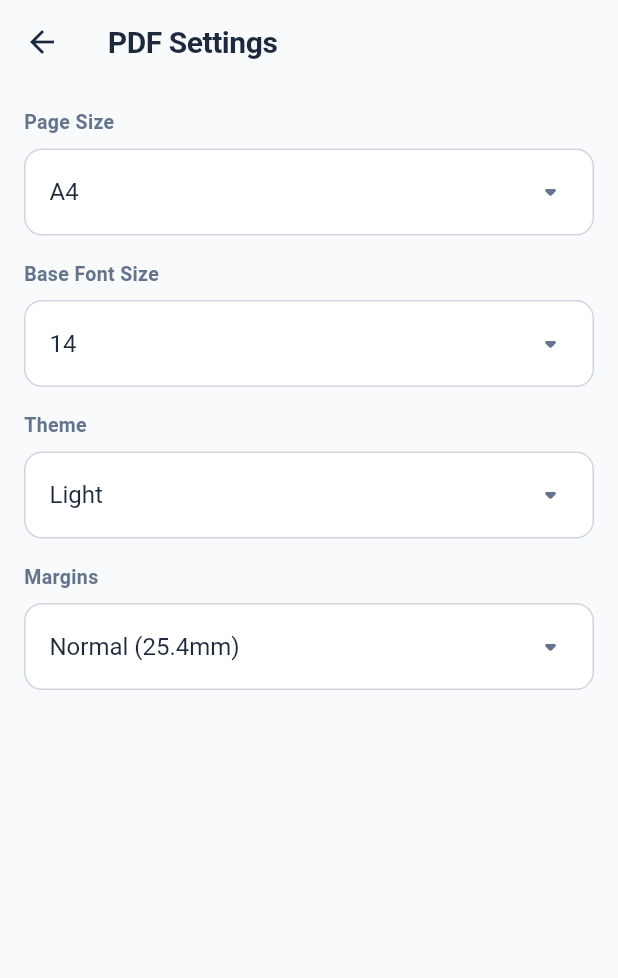
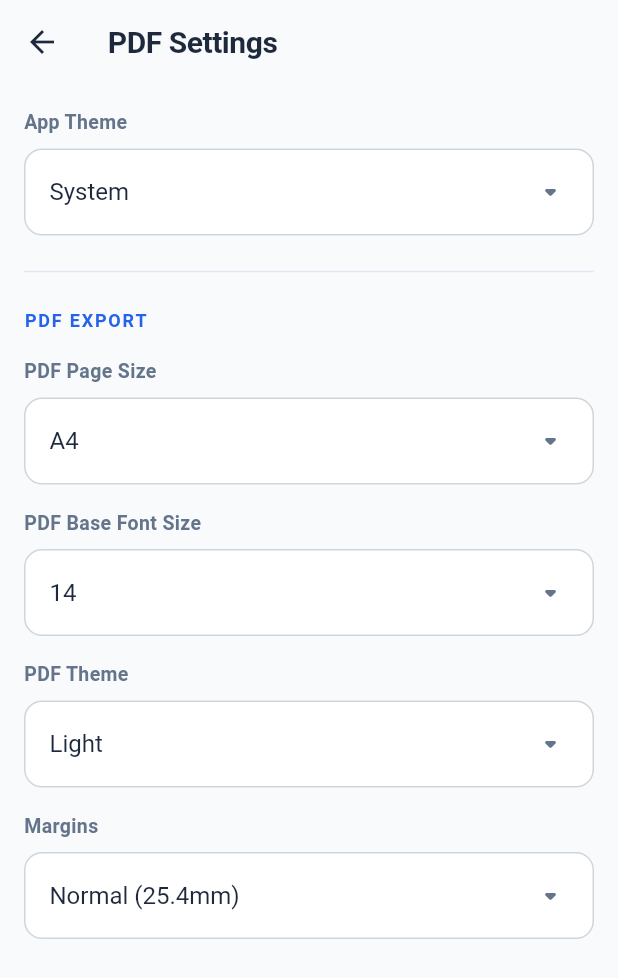
Before and after one commit to toxicbishop/markdroid, a Flutter app: the screen it shows after launch, after a tap on the "settings" icon, on a phone screen of 412 x 824 dp. Shown: the top 978 px of the screen. Run offline on Flutter 3.47's test engine with Material 3 defaults, Android fonts, the light colour scheme and no system bars; our stand-ins replace file_picker, flutter_markdown, open_file, share_plus, shared_preferences; missing offline and left inert: markdown_2_pdf.

Commit message:
Add App Theme support and Settings UI

```diff
--- a/lib/main.dart
+++ b/lib/main.dart
@@ -1,19 +1,60 @@
 import 'package:flutter/material.dart';
 import 'package:flutter/services.dart';
+import 'package:shared_preferences/shared_preferences.dart';
 import 'screens/home_screen.dart';
 import 'theme/app_theme.dart';
 
-void main() {
+void main() async {
   WidgetsFlutterBinding.ensureInitialized();
   SystemChrome.setPreferredOrientations([
     DeviceOrientation.portraitUp,
     DeviceOrientation.portraitDown,
   ]);
-  runApp(const MarkdroidApp());
+
+  final prefs = await SharedPreferences.getInstance();
+  final savedTheme = prefs.getString('app_theme') ?? 'System';
+
+  runApp(MarkdroidApp(initialTheme: _parseThemeMode(savedTheme)));
 }
 
-class MarkdroidApp extends StatelessWidget {
-  const MarkdroidApp({super.key});
+ThemeMode _parseThemeMode(String value) {
+  switch (value) {
+    case 'Light':
+      return ThemeMode.light;
+    case 'Dark':
+      return ThemeMode.dark;
+    default:
+      return ThemeMode.system;
+  }
+}
+
+class MarkdroidApp extends StatefulWidget {
+  final ThemeMode initialTheme;
+  const MarkdroidApp({super.key, required this.initialTheme});
+
+  static _MarkdroidAppState of(BuildContext context) =>
+      context.findAncestorStateOfType<_MarkdroidAppState>()!;
+
+  @override
+  State<MarkdroidApp> createState() => _MarkdroidAppState();
+}
+
+class _MarkdroidAppState extends State<MarkdroidApp> {
+  late ThemeMode _themeMode;
+
+  @override
+  void initState() {
+    super.initState();
+    _themeMode = widget.initialTheme;
+  }
+
+  Future<void> setTheme(ThemeMode mode, String stringValue) async {
+    setState(() => _themeMode = mode);
+    final prefs = await SharedPreferences.getInstance();
+    await prefs.setString('app_theme', stringValue);
+  }
+
+  ThemeMode get currentTheme => _themeMode;
 
   @override
   Widget build(BuildContext context) {
@@ -22,7 +63,7 @@ class MarkdroidApp extends StatelessWidget {
       debugShowCheckedModeBanner: false,
       theme: AppTheme.light,
       darkTheme: AppTheme.dark,
-      themeMode: ThemeMode.system,
+      themeMode: _themeMode,
       home: const HomeScreen(),
     );
   }
--- a/lib/screens/settings_screen.dart
+++ b/lib/screens/settings_screen.dart
@@ -1,4 +1,5 @@
 import 'package:flutter/material.dart';
+import '../main.dart';
 import '../services/settings_service.dart';
 import '../theme/app_theme.dart';
 
@@ -29,6 +30,27 @@ class _SettingsScreenState extends State<SettingsScreen> {
     await _settingsService.saveSettings(newSettings);
   }
 
+  Future<void> _updateAppTheme(String val) async {
+    final markdroidApp = MarkdroidApp.of(context);
+    ThemeMode mode;
+    if (val == 'Light') {
+      mode = ThemeMode.light;
+    } else if (val == 'Dark') {
+      mode = ThemeMode.dark;
+    } else {
+      mode = ThemeMode.system;
+    }
+    await markdroidApp.setTheme(mode, val);
+    if (mounted) setState(() {});
+  }
+
+  String _getAppThemeString() {
+    final mode = MarkdroidApp.of(context).currentTheme;
+    if (mode == ThemeMode.light) return 'Light';
+    if (mode == ThemeMode.dark) return 'Dark';
+    return 'System';
+  }
+
   @override
   Widget build(BuildContext context) {
     if (_settings == null) {
@@ -47,21 +69,40 @@ class _SettingsScreenState extends State<SettingsScreen> {
         padding: const EdgeInsets.all(16),
         children: [
           _buildDropdownSection(
-            title: 'Page Size',
+            title: 'App Theme',
+            value: _getAppThemeString(),
+            items: const ['System', 'Light', 'Dark'],
+            onChanged: (val) => _updateAppTheme(val!),
+          ),
+          const SizedBox(height: 16),
+          const Divider(),
+          const SizedBox(height: 16),
+          Text(
+            'PDF EXPORT',
+            style: TextStyle(
+              color: context.appAccent,
+              fontSize: 12,
+              fontWeight: FontWeight.bold,
+              letterSpacing: 1.2,
+            ),
+          ),
+          const SizedBox(height: 16),
+          _buildDropdownSection(
+            title: 'PDF Page Size',
             value: _settings!.pageSize,
             items: const ['A4', 'Letter'],
             onChanged: (val) => _updateSettings(_settings!.copyWith(pageSize: val)),
           ),
           const SizedBox(height: 16),
           _buildDropdownSection(
-            title: 'Base Font Size',
+            title: 'PDF Base Font Size',
             value: _settings!.fontSize.toString(),
             items: const ['10', '12', '14', '16', '18'],
             onChanged: (val) => _updateSettings(_settings!.copyWith(fontSize: int.parse(val!))),
           ),
           const SizedBox(height: 16),
           _buildDropdownSection(
-            title: 'Theme',
+            title: 'PDF Theme',
             value: _settings!.theme,
             items: const ['Light', 'Dark'],
             onChanged: (val) => _updateSettings(_settings!.copyWith(theme: val)),
--- a/lib/services/pdf_service.dart
+++ b/lib/services/pdf_service.dart
@@ -3,7 +3,6 @@ import 'package:path_provider/path_provider.dart';
 import 'package:share_plus/share_plus.dart';
 import 'package:open_file/open_file.dart';
 import 'package:markdown_2_pdf/markdown_2_pdf.dart';
-import 'settings_service.dart';
 class ConversionResult {
   final bool success;
   final String? outputPath;
```
Also changed, not shown: 1 other file.
